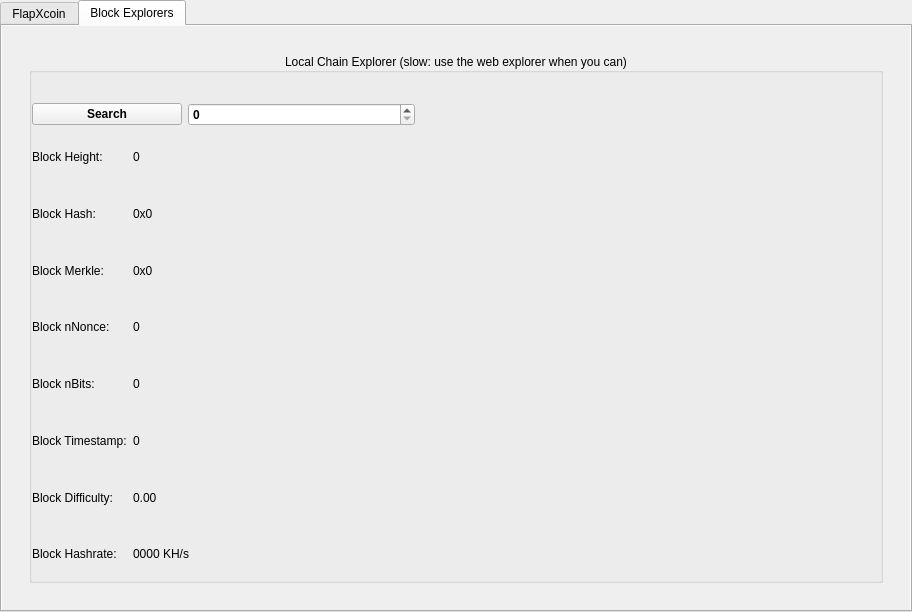
Before: the Qt Designer form src/qt/forms/shoppingpage.ui in FlapXCoin/flapxcoin, drawn with Qt 5.
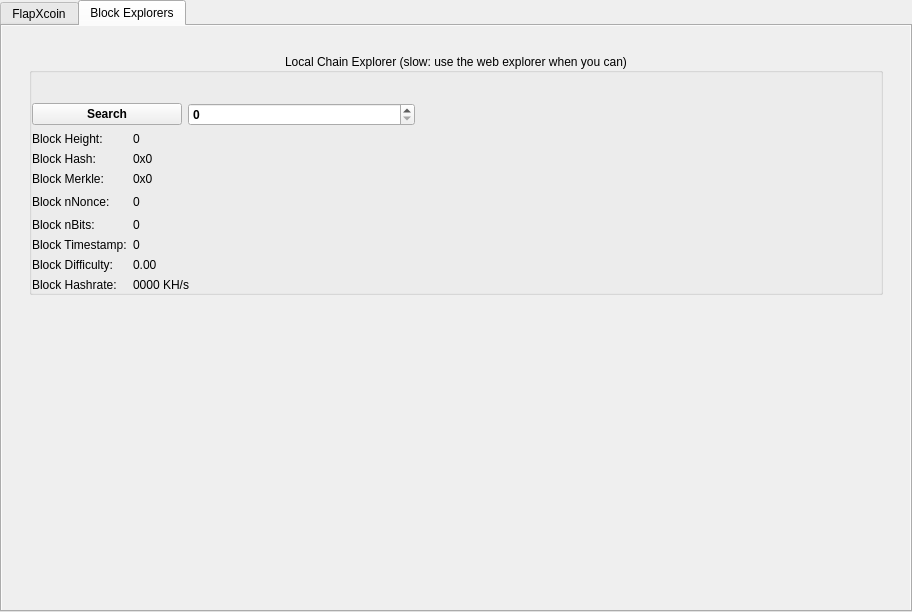
After: the same form once the commit is applied. The open tabs and pages were chosen to show the change. Icons and pictures are not drawn.

Commit message:
GUI: keep the local explorer's rows together
With the explorer image below it removed, the explorer group stretched
to fill the tab and spread its rows out. Add a spacer in its place.

Claude-Session: https://claude.ai/code/session_01Cpg3kidXXQpRBHH6ebpQfe

The edit to the form file:
```diff
--- a/src/qt/forms/shoppingpage.ui
+++ b/src/qt/forms/shoppingpage.ui
@@ -1026,6 +1026,12 @@
                 </layout>
                </widget>
               </item>
+              <item row="1" column="0">
+               <spacer name="explorerBottomSpacer">
+                <property name="orientation"><enum>Qt::Vertical</enum></property>
+                <property name="sizeHint" stdset="0"><size><width>20</width><height>40</height></size></property>
+               </spacer>
+              </item>
              </layout>
             </widget>
            </item>
```
